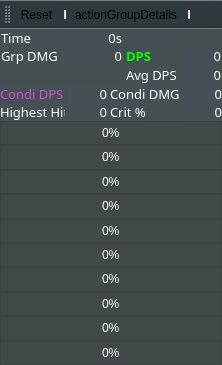
The window that mainwindow.ui (Tyrox92/Gw2SPECS) describes before a commit, drawn with Qt 5.
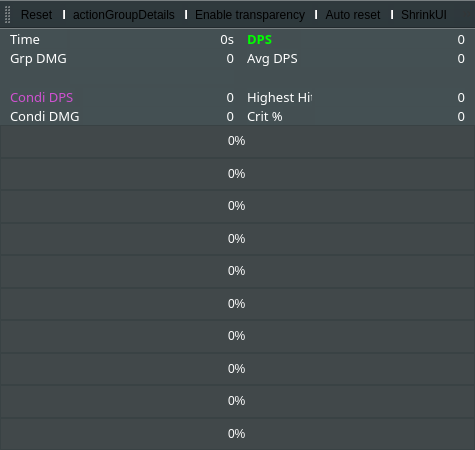
The same window after the commit. Icons and pictures are not drawn.

What changed in the file:
```diff
--- a/mainwindow.ui
+++ b/mainwindow.ui
@@ -9,8 +9,8 @@
    <rect>
     <x>0</x>
     <y>0</y>
-    <width>222</width>
-    <height>365</height>
+    <width>475</width>
+    <height>450</height>
    </rect>
   </property>
   <property name="sizePolicy">
@@ -338,73 +338,85 @@
           <property name="verticalSpacing">
            <number>0</number>
           </property>
-          <item row="0" column="0">
-           <widget class="QLabel" name="labelTime">
+          <item row="1" column="4">
+           <widget class="QLabel" name="labelDmg_4">
             <property name="sizePolicy">
              <sizepolicy hsizetype="Fixed" vsizetype="Fixed">
               <horstretch>0</horstretch>
               <verstretch>0</verstretch>
              </sizepolicy>
             </property>
-            <property name="maximumSize">
-             <size>
-              <width>65</width>
-              <height>16777215</height>
-             </size>
-            </property>
             <property name="font">
              <font>
               <family>DINPro-Black</family>
               <pointsize>10</pointsize>
               <weight>50</weight>
-              <italic>false</italic>
               <bold>false</bold>
-              <underline>false</underline>
              </font>
             </property>
+            <property name="autoFillBackground">
+             <bool>false</bool>
+            </property>
             <property name="styleSheet">
              <string notr="true">color: rgb(255, 255, 255);</string>
             </property>
             <property name="text">
-             <string>Time</string>
+             <string>Avg DPS</string>
             </property>
             <property name="alignment">
              <set>Qt::AlignLeading|Qt::AlignLeft|Qt::AlignVCenter</set>
             </property>
            </widget>
           </item>
-          <item row="0" column="1">
-           <widget class="QLabel" name="labelTimeValue">
+          <item row="0" column="3">
+           <spacer name="horizontalSpacer">
+            <property name="orientation">
+             <enum>Qt::Horizontal</enum>
+            </property>
+            <property name="sizeType">
+             <enum>QSizePolicy::Fixed</enum>
+            </property>
+            <property name="sizeHint" stdset="0">
+             <size>
+              <width>10</width>
+              <height>20</height>
+             </size>
+            </property>
+           </spacer>
+          </item>
+          <item row="2" column="2">
+           <widget class="QLabel" name="labelInfo">
             <property name="sizePolicy">
-             <sizepolicy hsizetype="Expanding" vsizetype="Fixed">
+             <sizepolicy hsizetype="Preferred" vsizetype="Fixed">
               <horstretch>0</horstretch>
               <verstretch>0</verstretch>
              </sizepolicy>
             </property>
-            <property name="maximumSize">
+            <property name="minimumSize">
              <size>
-              <width>60</width>
-              <height>16777215</height>
+              <width>0</width>
+              <height>0</height>
              </size>
             </property>
             <property name="font">
              <font>
-              <family>DINPro-Black</family>
-              <pointsize>10</pointsize>
-              <weight>50</weight>
-              <italic>false</italic>
-              <bold>false</bold>
-              <underline>false</underline>
+              <pointsize>9</pointsize>
              </font>
             </property>
-            <property name="layoutDirection">
-             <enum>Qt::LeftToRight</enum>
-            </property>
             <property name="styleSheet">
-             <string notr="true">color: rgb(255, 255, 255);</string>
+             <string notr="true">color: rgb(0, 255, 0);</string>
+            </property>
+            <property name="frameShape">
+             <enum>QFrame::NoFrame</enum>
+            </property>
+            <property name="frameShadow">
+             <enum>QFrame::Sunken</enum>
+            </property>
+            <property name="lineWidth">
+             <number>2</number>
             </property>
             <property name="text">
-             <string>0s</string>
+             <string/>
             </property>
             <property name="textFormat">
              <enum>Qt::AutoText</enum>
@@ -413,60 +425,27 @@
              <bool>false</bool>
             </property>
             <property name="alignment">
-             <set>Qt::AlignRight|Qt::AlignTrailing|Qt::AlignVCenter</set>
-            </property>
-           </widget>
-          </item>
-          <item row="1" column="0">
-           <widget class="QLabel" name="labelDmg_2">
-            <property name="sizePolicy">
-             <sizepolicy hsizetype="Fixed" vsizetype="Fixed">
-              <horstretch>0</horstretch>
-              <verstretch>0</verstretch>
-             </sizepolicy>
-            </property>
-            <property name="maximumSize">
-             <size>
-              <width>65</width>
-              <height>16777215</height>
-             </size>
-            </property>
-            <property name="font">
-             <font>
-              <family>DINPro-Black</family>
-              <pointsize>10</pointsize>
-              <weight>50</weight>
-              <bold>false</bold>
-             </font>
-            </property>
-            <property name="autoFillBackground">
-             <bool>false</bool>
-            </property>
-            <property name="styleSheet">
-             <string notr="true">color: rgb(255, 255, 255);</string>
-            </property>
-            <property name="text">
-             <string>Grp DMG</string>
-            </property>
-            <property name="alignment">
              <set>Qt::AlignLeading|Qt::AlignLeft|Qt::AlignVCenter</set>
             </property>
+            <property name="wordWrap">
+             <bool>true</bool>
+            </property>
+            <property name="indent">
+             <number>-1</number>
+            </property>
+            <property name="openExternalLinks">
+             <bool>false</bool>
+            </property>
            </widget>
           </item>
-          <item row="1" column="1">
-           <widget class="QLabel" name="grp_Dmg">
+          <item row="0" column="5">
+           <widget class="QLabel" name="grp_DPS">
             <property name="sizePolicy">
              <sizepolicy hsizetype="Expanding" vsizetype="Fixed">
               <horstretch>0</horstretch>
               <verstretch>0</verstretch>
              </sizepolicy>
             </property>
-            <property name="maximumSize">
-             <size>
-              <width>60</width>
-              <height>16777215</height>
-             </size>
-            </property>
             <property name="font">
              <font>
               <family>DINPro-Black</family>
@@ -486,7 +465,7 @@
             </property>
            </widget>
           </item>
-          <item row="1" column="2">
+          <item row="0" column="4">
            <widget class="QLabel" name="labelDmg_3">
             <property name="sizePolicy">
              <sizepolicy hsizetype="Fixed" vsizetype="Fixed">
@@ -516,17 +495,44 @@
             </property>
            </widget>
           </item>
-          <item row="1" column="3">
-           <widget class="QLabel" name="grp_DPS">
+          <item row="1" column="5">
+           <widget class="QLabel" name="avg_DPS">
             <property name="sizePolicy">
              <sizepolicy hsizetype="Expanding" vsizetype="Fixed">
               <horstretch>0</horstretch>
               <verstretch>0</verstretch>
              </sizepolicy>
             </property>
+            <property name="font">
+             <font>
+              <family>DINPro-Black</family>
+              <pointsize>10</pointsize>
+              <weight>50</weight>
+              <bold>false</bold>
+             </font>
+            </property>
+            <property name="styleSheet">
+             <string notr="true">color: rgb(255, 255, 255);</string>
+            </property>
+            <property name="text">
+             <string>0</string>
+            </property>
+            <property name="alignment">
+             <set>Qt::AlignRight|Qt::AlignTrailing|Qt::AlignVCenter</set>
+            </property>
+           </widget>
+          </item>
+          <item row="1" column="1">
+           <widget class="QLabel" name="labelDmg_2">
+            <property name="sizePolicy">
+             <sizepolicy hsizetype="Fixed" vsizetype="Fixed">
+              <horstretch>0</horstretch>
+              <verstretch>0</verstretch>
+             </sizepolicy>
+            </property>
             <property name="maximumSize">
              <size>
-              <width>40</width>
+              <width>65</width>
               <height>16777215</height>
              </size>
             </property>
@@ -538,10 +544,75 @@
               <bold>false</bold>
              </font>
             </property>
+            <property name="autoFillBackground">
+             <bool>false</bool>
+            </property>
             <property name="styleSheet">
              <string notr="true">color: rgb(255, 255, 255);</string>
             </property>
             <property name="text">
+             <string>Grp DMG</string>
+            </property>
+            <property name="alignment">
+             <set>Qt::AlignLeading|Qt::AlignLeft|Qt::AlignVCenter</set>
+            </property>
+           </widget>
+          </item>
+          <item row="0" column="1">
+           <widget class="QLabel" name="labelTime">
+            <property name="sizePolicy">
+             <sizepolicy hsizetype="Fixed" vsizetype="Fixed">
+              <horstretch>0</horstretch>
+              <verstretch>0</verstretch>
+             </sizepolicy>
+            </property>
+            <property name="maximumSize">
+             <size>
+              <width>65</width>
+              <height>16777215</height>
+             </size>
+            </property>
+            <property name="font">
+             <font>
+              <family>DINPro-Black</family>
+              <pointsize>10</pointsize>
+              <weight>50</weight>
+              <italic>false</italic>
+              <bold>false</bold>
+              <underline>false</underline>
+             </font>
+            </property>
+            <property name="styleSheet">
+             <string notr="true">color: rgb(255, 255, 255);</string>
+            </property>
+            <property name="text">
+             <string>Time</string>
+            </property>
+            <property name="alignment">
+             <set>Qt::AlignLeading|Qt::AlignLeft|Qt::AlignVCenter</set>
+            </property>
+           </widget>
+          </item>
+          <item row="1" column="2">
+           <widget class="QLabel" name="grp_Dmg">
+            <property name="sizePolicy">
+             <sizepolicy hsizetype="Expanding" vsizetype="Fixed">
+              <horstretch>0</horstretch>
+              <verstretch>0</verstretch>
+             </sizepolicy>
+            </property>
+            <property name="font">
+             <font>
+              <family>DINPro-Black</family>
+              <pointsize>10</pointsize>
+              <weight>50</weight>
+              <bold>false</bold>
+             </font>
+            </property>
+            <property name="styleSheet">
+             <string notr="true">color: rgb(255, 255, 255);</string>
+            </property>
+            <property name="text">
              <string>0</string>
             </property>
             <property name="alignment">
@@ -549,7 +620,7 @@
             </property>
            </widget>
           </item>
-          <item row="2" column="0">
+          <item row="2" column="1">
            <widget class="QPushButton" name="pushButton">
             <property name="sizePolicy">
              <sizepolicy hsizetype="Fixed" vsizetype="Fixed">
@@ -587,102 +658,32 @@
             </property>
            </widget>
           </item>
-          <item row="2" column="2">
-           <widget class="QLabel" name="labelDmg_4">
-            <property name="sizePolicy">
-             <sizepolicy hsizetype="Fixed" vsizetype="Fixed">
-              <horstretch>0</horstretch>
-              <verstretch>0</verstretch>
-             </sizepolicy>
-            </property>
-            <property name="font">
-             <font>
-              <family>DINPro-Black</family>
-              <pointsize>10</pointsize>
-              <weight>50</weight>
-              <bold>false</bold>
-             </font>
-            </property>
-            <property name="autoFillBackground">
-             <bool>false</bool>
-            </property>
-            <property name="styleSheet">
-             <string notr="true">color: rgb(255, 255, 255);</string>
-            </property>
-            <property name="text">
-             <string>Avg DPS</string>
-            </property>
-            <property name="alignment">
-             <set>Qt::AlignLeading|Qt::AlignLeft|Qt::AlignVCenter</set>
-            </property>
-           </widget>
-          </item>
-          <item row="2" column="3">
-           <widget class="QLabel" name="avg_DPS">
-            <property name="sizePolicy">
-             <sizepolicy hsizetype="Expanding" vsizetype="Fixed">
-              <horstretch>0</horstretch>
-              <verstretch>0</verstretch>
-             </sizepolicy>
-            </property>
-            <property name="maximumSize">
-             <size>
-              <width>40</width>
-              <height>16777215</height>
-             </size>
-            </property>
-            <property name="font">
-             <font>
-              <family>DINPro-Black</family>
-              <pointsize>10</pointsize>
-              <weight>50</weight>
-              <bold>false</bold>
-             </font>
-            </property>
-            <property name="styleSheet">
-             <string notr="true">color: rgb(255, 255, 255);</string>
-            </property>
-            <property name="text">
-             <string>0</string>
-            </property>
-            <property name="alignment">
-             <set>Qt::AlignRight|Qt::AlignTrailing|Qt::AlignVCenter</set>
-            </property>
-           </widget>
-          </item>
           <item row="0" column="2">
-           <widget class="QLabel" name="labelInfo">
+           <widget class="QLabel" name="labelTimeValue">
             <property name="sizePolicy">
-             <sizepolicy hsizetype="Preferred" vsizetype="Fixed">
+             <sizepolicy hsizetype="Expanding" vsizetype="Fixed">
               <horstretch>0</horstretch>
               <verstretch>0</verstretch>
              </sizepolicy>
             </property>
-            <property name="minimumSize">
-             <size>
-              <width>0</width>
-              <height>0</height>
-             </size>
-            </property>
             <property name="font">
              <font>
-              <pointsize>9</pointsize>
+              <family>DINPro-Black</family>
+              <pointsize>10</pointsize>
+              <weight>50</weight>
+              <italic>false</italic>
+              <bold>false</bold>
+              <underline>false</underline>
              </font>
             </property>
+            <property name="layoutDirection">
+             <enum>Qt::LeftToRight</enum>
+            </property>
             <property name="styleSheet">
-             <string notr="true">color: rgb(0, 255, 0);</string>
-            </property>
-            <property name="frameShape">
-             <enum>QFrame::NoFrame</enum>
-            </property>
-            <property name="frameShadow">
-             <enum>QFrame::Sunken</enum>
-            </property>
-            <property name="lineWidth">
-             <number>2</number>
+             <string notr="true">color: rgb(255, 255, 255);</string>
             </property>
             <property name="text">
-             <string/>
+             <string>0s</string>
             </property>
             <property name="textFormat">
              <enum>Qt::AutoText</enum>
@@ -691,19 +692,42 @@
              <bool>false</bool>
             </property>
             <property name="alignment">
-             <set>Qt::AlignLeading|Qt::AlignLeft|Qt::AlignVCenter</set>
-            </property>
-            <property name="wordWrap">
-             <bool>true</bool>
-            </property>
-            <property name="indent">
-             <number>-1</number>
-            </property>
-            <property name="openExternalLinks">
-             <bool>false</bool>
+             <set>Qt::AlignRight|Qt::AlignTrailing|Qt::AlignVCenter</set>
             </property>
            </widget>
           </item>
+          <item row="0" column="0">
+           <spacer name="horizontalSpacer_3">
+            <property name="orientation">
+             <enum>Qt::Horizontal</enum>
+            </property>
+            <property name="sizeType">
+             <enum>QSizePolicy::Fixed</enum>
+            </property>
+            <property name="sizeHint" stdset="0">
+             <size>
+              <width>10</width>
+              <height>20</height>
+             </size>
+            </property>
+           </spacer>
+          </item>
+          <item row="0" column="6">
+           <spacer name="horizontalSpacer_6">
+            <property name="orientation">
+             <enum>Qt::Horizontal</enum>
+            </property>
+            <property name="sizeType">
+             <enum>QSizePolicy::Fixed</enum>
+            </property>
+            <property name="sizeHint" stdset="0">
+             <size>
+              <width>10</width>
+              <height>20</height>
+             </size>
+            </property>
+           </spacer>
+          </item>
          </layout>
         </widget>
        </item>
@@ -728,68 +752,7 @@
           <property name="verticalSpacing">
            <number>0</number>
           </property>
-          <item row="1" column="0">
-           <widget class="QLabel" name="labelMaxDmg_6">
-            <property name="sizePolicy">
-             <sizepolicy hsizetype="Fixed" vsizetype="Fixed">
-              <horstretch>0</horstretch>
-              <verstretch>0</verstretch>
-             </sizepolicy>
-            </property>
-            <property name="maximumSize">
-             <size>
-              <width>65</width>
-              <height>16777215</height>
-             </size>
-            </property>
-            <property name="font">
-             <font>
-              <family>DINPro-Black</family>
-              <pointsize>10</pointsize>
-              <weight>50</weight>
-              <italic>false</italic>
-              <bold>false</bold>
-              <underline>false</underline>
-             </font>
-            </property>
-            <property name="styleSheet">
-             <string notr="true">color: rgb(255, 255, 255);</string>
-            </property>
-            <property name="text">
-             <string>Highest Hit</string>
-            </property>
-            <property name="alignment">
-             <set>Qt::AlignLeading|Qt::AlignLeft|Qt::AlignVCenter</set>
-            </property>
-           </widget>
-          </item>
-          <item row="0" column="2">
-           <widget class="QLabel" name="label_17">
-            <property name="sizePolicy">
-             <sizepolicy hsizetype="Fixed" vsizetype="Fixed">
-              <horstretch>0</horstretch>
-              <verstretch>0</verstretch>
-             </sizepolicy>
-            </property>
-            <property name="font">
-             <font>
-              <family>DINPro-Black</family>
-              <pointsize>10</pointsize>
-              <weight>50</weight>
-              <italic>false</italic>
-              <bold>false</bold>
-              <underline>false</underline>
-             </font>
-            </property>
-            <property name="styleSheet">
-             <string>color: rgb(255, 255, 255);</string>
-            </property>
-            <property name="text">
-             <string>Condi DMG</string>
-            </property>
-           </widget>
-          </item>
-          <item row="0" column="0">
+          <item row="0" column="1">
            <widget class="QLabel" name="labelMaxDmg_4">
             <property name="sizePolicy">
              <sizepolicy hsizetype="Fixed" vsizetype="Fixed">
@@ -827,7 +790,23 @@
             </property>
            </widget>
           </item>
-          <item row="0" column="1">
+          <item row="0" column="3">
+           <spacer name="horizontalSpacer_2">
+            <property name="orientation">
+             <enum>Qt::Horizontal</enum>
+            </property>
+            <property name="sizeType">
+             <enum>QSizePolicy::Fixed</enum>
+            </property>
+            <property name="sizeHint" stdset="0">
+             <size>
+              <width>10</width>
+              <height>20</height>
+             </size>
+            </property>
+           </spacer>
+          </item>
+          <item row="0" column="2">
            <widget class="QLabel" name="condiDPS">
             <property name="sizePolicy">
              <sizepolicy hsizetype="Expanding" vsizetype="Fixed">
@@ -835,12 +814,6 @@
               <verstretch>0</verstretch>
              </sizepolicy>
             </property>
-            <property name="maximumSize">
-             <size>
-              <width>60</width>
-              <height>16777215</height>
-             </size>
-            </property>
             <property name="font">
              <font>
               <family>DINPro-Black</family>
@@ -865,7 +838,7 @@
             </property>
            </widget>
           </item>
-          <item row="1" column="2">
+          <item row="1" column="4">
            <widget class="QLabel" name="labelMaxDmg_5">
             <property name="sizePolicy">
              <sizepolicy hsizetype="Fixed" vsizetype="Fixed">
@@ -894,51 +867,7 @@
             </property>
            </widget>
           </item>
-          <item row="1" column="1">
-           <widget class="QLabel" name="labelMaxDmgValue">
-            <property name="sizePolicy">
-             <sizepolicy hsizetype="Expanding" vsizetype="Fixed">
-              <horstretch>0</horstretch>
-              <verstretch>0</verstretch>
-             </sizepolicy>
-            </property>
-            <property name="maximumSize">
-             <size>
-              <width>60</width>
-              <height>16777215</height>
-             </size>
-            </property>
-            <property name="font">
-             <font>
-              <family>DINPro-Black</family>
-              <pointsize>10</pointsize>
-              <weight>50</weight>
-              <italic>false</italic>
-              <bold>false</bold>
-              <underline>false</underline>
-             </font>
-            </property>
-            <property name="layoutDirection">
-             <enum>Qt::LeftToRight</enum>
-            </property>
-            <property name="styleSheet">
-             <string notr="true">color: rgb(255, 255, 255);</string>
-            </property>
-            <property name="text">
-             <string>0</string>
-            </property>
-            <property name="textFormat">
-             <enum>Qt::AutoText</enum>
-            </property>
-            <property name="scaledContents">
-             <bool>false</bool>
-            </property>
-            <property name="alignment">
-             <set>Qt::AlignRight|Qt::AlignTrailing|Qt::AlignVCenter</set>
-            </property>
-           </widget>
-          </item>
-          <item row="1" column="3">
+          <item row="1" column="5">
            <widget class="QLabel" name="critChance">
             <property name="sizePolicy">
              <sizepolicy hsizetype="Expanding" vsizetype="Fixed">
@@ -946,12 +875,6 @@
               <verstretch>0</verstretch>
              </sizepolicy>
             </property>
-            <property name="maximumSize">
-             <size>
-              <width>100</width>
-              <height>16777215</height>
-             </size>
-            </property>
             <property name="font">
              <font>
               <family>DINPro-Black</family>
@@ -976,7 +899,100 @@
             </property>
            </widget>
           </item>
-          <item row="0" column="3">
+          <item row="0" column="0">
+           <spacer name="horizontalSpacer_4">
+            <property name="orientation">
+             <enum>Qt::Horizontal</enum>
+            </property>
+            <property name="sizeType">
+             <enum>QSizePolicy::Fixed</enum>
+            </property>
+            <property name="sizeHint" stdset="0">
+             <size>
+              <width>10</width>
+              <height>20</height>
+             </size>
+            </property>
+           </spacer>
+          </item>
+          <item row="0" column="6">
+           <spacer name="horizontalSpacer_5">
+            <property name="orientation">
+             <enum>Qt::Horizontal</enum>
+            </property>
+            <property name="sizeType">
+             <enum>QSizePolicy::Fixed</enum>
+            </property>
+            <property name="sizeHint" stdset="0">
+             <size>
+              <width>10</width>
+              <height>20</height>
+             </size>
+            </property>
+           </spacer>
+          </item>
+          <item row="0" column="4">
+           <widget class="QLabel" name="labelMaxDmg_6">
+            <property name="sizePolicy">
+             <sizepolicy hsizetype="Fixed" vsizetype="Fixed">
+              <horstretch>0</horstretch>
+              <verstretch>0</verstretch>
+             </sizepolicy>
+            </property>
+            <property name="maximumSize">
+             <size>
+              <width>65</width>
+              <height>16777215</height>
+             </size>
+            </property>
+            <property name="font">
+             <font>
+              <family>DINPro-Black</family>
+              <pointsize>10</pointsize>
+              <weight>50</weight>
+              <italic>false</italic>
+              <bold>false</bold>
+              <underline>false</underline>
+             </font>
+            </property>
+            <property name="styleSheet">
+             <string notr="true">color: rgb(255, 255, 255);</string>
+            </property>
+            <property name="text">
+             <string>Highest Hit</string>
+            </property>
+            <property name="alignment">
+             <set>Qt::AlignLeading|Qt::AlignLeft|Qt::AlignVCenter</set>
+            </property>
+           </widget>
+          </item>
+          <item row="1" column="1">
+           <widget class="QLabel" name="label_17">
+            <property name="sizePolicy">
+             <sizepolicy hsizetype="Fixed" vsizetype="Fixed">
+              <horstretch>0</horstretch>
+              <verstretch>0</verstretch>
+             </sizepolicy>
+            </property>
+            <property name="font">
+             <font>
+              <family>DINPro-Black</family>
+              <pointsize>10</pointsize>
+              <weight>50</weight>
+              <italic>false</italic>
+              <bold>false</bold>
+              <underline>false</underline>
+             </font>
+            </property>
+            <property name="styleSheet">
+             <string>color: rgb(255, 255, 255);</string>
+            </property>
+            <property name="text">
+             <string>Condi DMG</string>
+            </property>
+           </widget>
+          </item>
+          <item row="1" column="2">
            <widget class="QLabel" name="labelCondiDMGValue">
             <property name="sizePolicy">
              <sizepolicy hsizetype="Expanding" vsizetype="Fixed">
@@ -984,12 +1000,6 @@
               <verstretch>0</verstretch>
              </sizepolicy>
             </property>
-            <property name="maximumSize">
-             <size>
-              <width>100</width>
-              <height>16777215</height>
-             </size>
-            </property>
             <property name="font">
              <font>
               <family>DINPro-Black</family>
@@ -1014,6 +1024,44 @@
             </property>
            </widget>
           </item>
+          <item row="0" column="5">
+           <widget class="QLabel" name="labelMaxDmgValue">
+            <property name="sizePolicy">
+             <sizepolicy hsizetype="Expanding" vsizetype="Fixed">
+              <horstretch>0</horstretch>
+              <verstretch>0</verstretch>
+             </sizepolicy>
+            </property>
+            <property name="font">
+             <font>
+              <family>DINPro-Black</family>
+              <pointsize>10</pointsize>
+              <weight>50</weight>
+              <italic>false</italic>
+              <bold>false</bold>
+              <underline>false</underline>
+             </font>
+            </property>
+            <property name="layoutDirection">
+             <enum>Qt::LeftToRight</enum>
+            </property>
+            <property name="styleSheet">
+             <string notr="true">color: rgb(255, 255, 255);</string>
+            </property>
+            <property name="text">
+             <string>0</string>
+            </property>
+            <property name="textFormat">
+             <enum>Qt::AutoText</enum>
+            </property>
+            <property name="scaledContents">
+             <bool>false</bool>
+            </property>
+            <property name="alignment">
+             <set>Qt::AlignRight|Qt::AlignTrailing|Qt::AlignVCenter</set>
+            </property>
+           </widget>
+          </item>
          </layout>
         </widget>
        </item>
@@ -1093,8 +1141,8 @@
            <rect>
             <x>0</x>
             <y>0</y>
-            <width>222</width>
-            <height>255</height>
+            <width>475</width>
+            <height>336</height>
            </rect>
           </property>
           <property name="sizePolicy">
```
